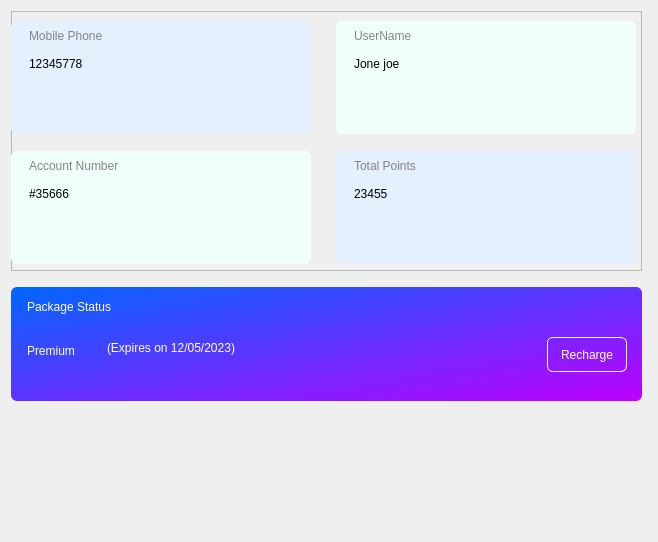
Old version of the form widget/Setting/WAccountPage.ui in the repository yechaoGitHub/AI.
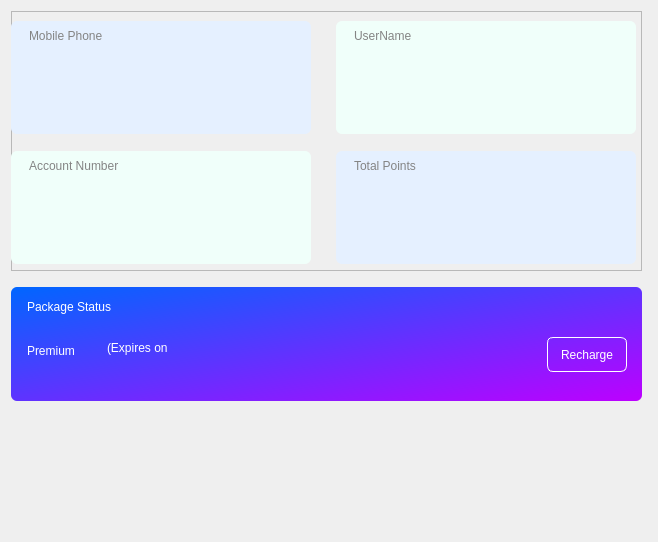
New version of the form.

The edit to the form file:
```diff
--- a/widget/Setting/WAccountPage.ui
+++ b/widget/Setting/WAccountPage.ui
@@ -142,7 +142,7 @@
        <item>
         <widget class="QLabel" name="lb_phone">
          <property name="text">
-          <string>12345778</string>
+          <string/>
          </property>
         </widget>
        </item>
@@ -198,7 +198,7 @@
        <item>
         <widget class="QLabel" name="lb_name">
          <property name="text">
-          <string>Jone joe</string>
+          <string/>
          </property>
         </widget>
        </item>
@@ -260,7 +260,7 @@
        <item>
         <widget class="QLabel" name="lb_point">
          <property name="text">
-          <string>23455</string>
+          <string/>
          </property>
         </widget>
        </item>
@@ -322,7 +322,7 @@
        <item>
         <widget class="QLabel" name="lb_account">
          <property name="text">
-          <string>#35666</string>
+          <string/>
          </property>
         </widget>
        </item>
@@ -399,7 +399,7 @@
        </size>
       </property>
       <property name="text">
-       <string>(Expires on 12/05/2023)</string>
+       <string>(Expires on </string>
       </property>
       <property name="alignment">
        <set>Qt::AlignBottom|Qt::AlignLeading|Qt::AlignLeft</set>
```
